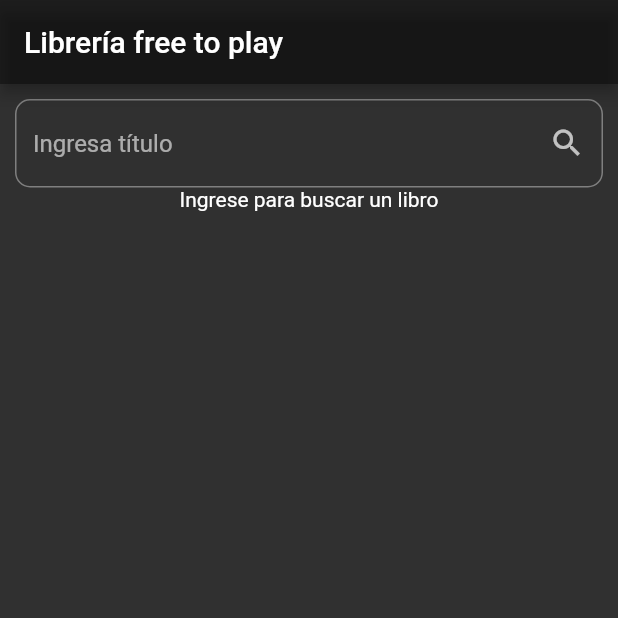
After one commit to carlatalamantes/flutter, a Flutter app: the Searchpage screen opened directly, on a phone screen of 412 x 824 dp, the top half of it. The commit adds this screen. Run offline on Flutter 3.47's test engine with Material 2 defaults, Android fonts, the phone set to English and light mode, and no system bars; our stand-ins replace bloc, equatable, flutter_bloc, font_awesome_flutter, group_radio_button, share_plus; missing offline and left inert: record.

Commit message:
Adding tarea 3

```diff
--- /dev/null
+++ b/tarea3/lib/app/Searchpage.dart
@@ -0,0 +1,113 @@
+import 'package:flutter/material.dart';
+import 'package:provider/provider.dart';
+import 'package:tarea3/app/Detailspage.dart';
+import 'bookprovider.dart';
+
+class Searchpage extends StatelessWidget {
+  Searchpage({Key? key, required this.title}) : super(key: key);
+
+  final String title;
+  final bookTitle = TextEditingController();
+
+  @override
+  Widget build(BuildContext context) {
+    return Scaffold(
+        appBar: AppBar(
+          title: Text(title),
+          backgroundColor: Colors.black38,
+        ),
+        body: Container(
+            margin: EdgeInsets.all(10),
+            child: Column(
+              children: [
+                TextField(
+                  controller: bookTitle,
+                  decoration: InputDecoration(
+                    hintText: 'Ingresa título',
+                    suffixIcon: IconButton(
+                      onPressed: () async => {
+                        await context
+                            .read<BookProvider>()
+                            .onSearch(this.bookTitle.value.text),
+                      },
+                      icon: Icon(Icons.search),
+                    ),
+                    border: OutlineInputBorder(
+                      borderRadius: BorderRadius.all(Radius.circular(10.0)),
+                    ),
+                  ),
+                ),
+                (context.watch<BookProvider>().result['totalItems'] != null &&
+                        context.watch<BookProvider>().result['totalItems'] >= 1
+                    ? Expanded(
+                        child: GridView.count(
+                          crossAxisCount: 2,
+                          crossAxisSpacing: 4.0,
+                          mainAxisSpacing: 8.0,
+                          scrollDirection: Axis.vertical,
+                          padding: const EdgeInsets.all(20),
+                          children: List<Widget>.generate(
+                            (context
+                                            .watch<BookProvider>()
+                                            .result['totalItems'] !=
+                                        null &&
+                                    context
+                                            .watch<BookProvider>()
+                                            .result['totalItems'] >=
+                                        1
+                                ? context
+                                    .watch<BookProvider>()
+                                    .result['items']
+                                    .length
+                                : 0),
+                            (index) => GestureDetector(
+                              onTap: () {
+                                var tapped_book = context
+                                    .read<BookProvider>()
+                                    .result['items'][index];
+                                Navigator.push(
+                                    context,
+                                    MaterialPageRoute(
+                                        builder: (context) => Detailspage(
+                                              title: 'Detalles del libro',
+                                              book: tapped_book,
+                                            )));
+                              },
+                              child: Container(
+                                constraints: new BoxConstraints.expand(
+                                  height: 350.0,
+                                ),
+                                alignment: Alignment.bottomLeft,
+                                padding: new EdgeInsets.only(
+                                    left: 16.0, bottom: 8.0),
+                                decoration: new BoxDecoration(
+                                  image: new DecorationImage(
+                                    image: NetworkImage(
+                                        "https://d1csarkz8obe9u.cloudfront.net/posterpreviews/yellow-business-leadership-book-cover-design-template-dce2f5568638ad4643ccb9e725e5d6ff.jpg?ts=1637017516"),
+                                    fit: BoxFit.fitWidth,
+                                  ),
+                                ),
+                                child: Text(
+                                    "${context.read<BookProvider>().result['items'][index]['volumeInfo']['title']}",
+                                    style: TextStyle(
+                                        fontWeight: FontWeight.bold,
+                                        fontSize: 15,
+                                        backgroundColor: Colors.white54)),
+                              ),
+                            ),
+                          ),
+                        ),
+                      )
+                    : Container(
+                        width: double.infinity,
+                        alignment: Alignment.center,
+                        child: Column(
+                            mainAxisAlignment: MainAxisAlignment.center,
+                            children: [
+                              Text('Ingrese para buscar un libro'),
+                            ]),
+                      ))
+              ],
+            )));
+  }
+}
--- /dev/null
+++ b/tarea3/lib/app/bookprovider.dart
@@ -0,0 +1,24 @@
+import 'dart:convert';
+
+import 'package:flutter/foundation.dart';
+import 'package:http/http.dart' as http;
+
+class BookProvider with ChangeNotifier {
+  Map _result = {};
+
+  Map get result => _result;
+
+  void setResult(Map queryResult) {
+    _result = queryResult;
+    notifyListeners();
+  }
+
+  Future<void> onSearch(params) async {
+    var api = 'https://www.googleapis.com/books/v1/volumes?q=';
+    Uri url = Uri.parse(api + params);
+
+    await http
+        .get(url)
+        .then((res) => {setResult(jsonDecode(res.body)), print(res.body)});
+  }
+}
--- /dev/null
+++ b/tarea3/lib/main.dart
@@ -0,0 +1,23 @@
+import 'package:flutter/material.dart';
+import 'package:tarea3/app/Searchpage.dart';
+import 'package:provider/provider.dart';
+import 'app/bookprovider.dart';
+
+void main() => runApp(const MyApp());
+
+class MyApp extends StatelessWidget {
+  const MyApp({super.key});
+
+  @override
+  Widget build(BuildContext context) {
+    return MaterialApp(
+        home: MultiProvider(
+      providers: [
+        ChangeNotifierProvider(create: (context) => BookProvider()),
+      ],
+      child: Searchpage(
+        title: 'Librería free to play',
+      ),
+    ));
+  }
+}
```
Also changed, not shown: music_find_app/lib/ui/favorites_page.dart (+0 -32 lines), tarea3/analysis_options.yaml (added, +29 -0 lines), tarea3/lib/app/Detailspage.dart (added, +88 -0 lines), tarea3/pubspec.yaml (added, +92 -0 lines), tarea3/pubspec.lock (added), 87 other files.
